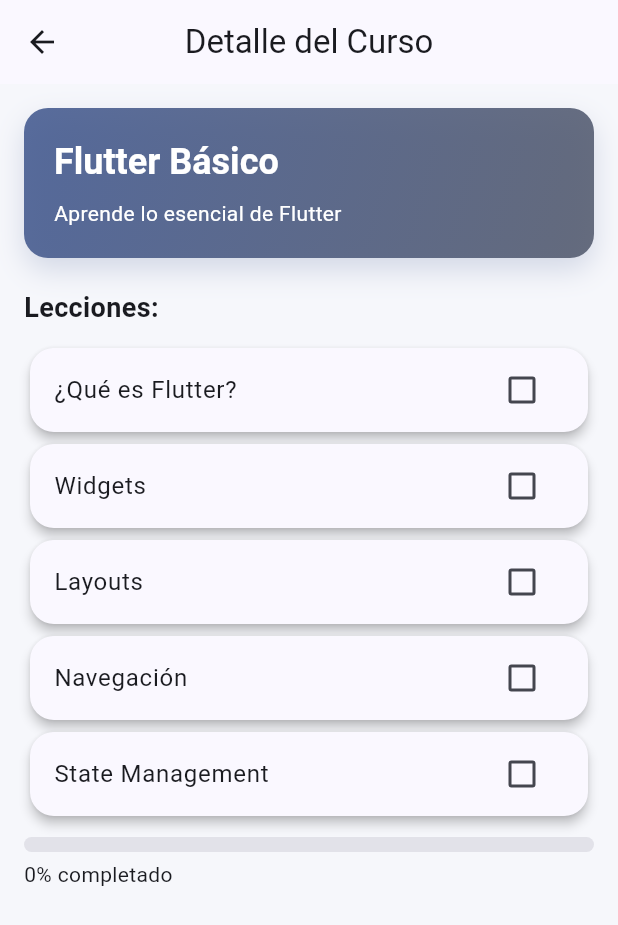
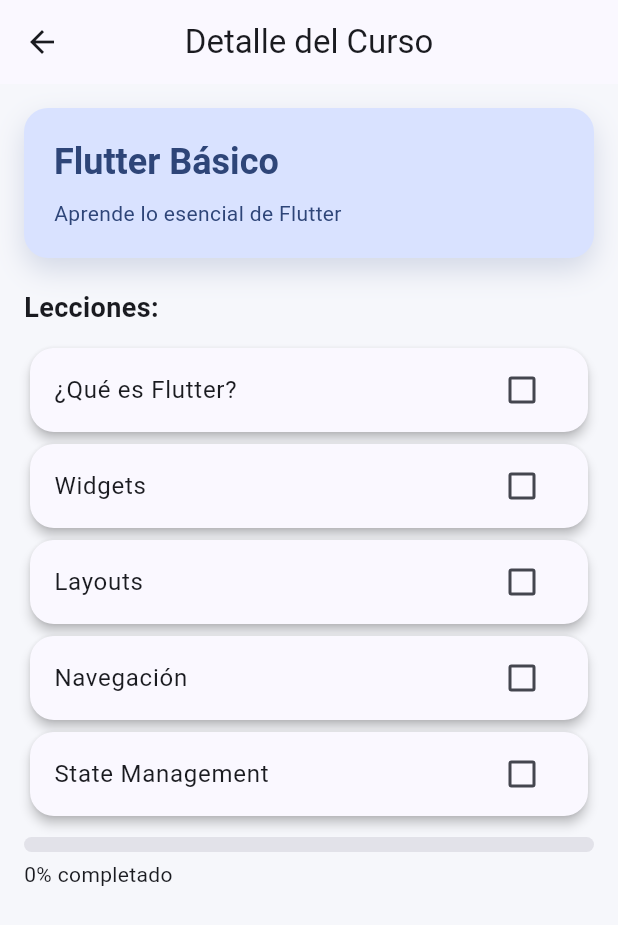
Before and after one commit to UbeimarY/TallerGetX, a Flutter app: the screen it shows after launch, after a tap on "Flutter Básico", on a phone screen of 412 x 824 dp. Shown: the top 925 px of the screen. Run offline on Flutter 3.47's test engine with Material 3 defaults, Android fonts, the phone set to English and light mode, and no system bars; our stand-ins replace get.

Commit message:
Mejoras finales de diseño

```diff
--- a/lib/pages/course_detail_page.dart
+++ b/lib/pages/course_detail_page.dart
@@ -29,14 +29,7 @@
                 width: double.infinity,
                 padding: const EdgeInsets.all(20),
                 decoration: BoxDecoration(
-                  gradient: LinearGradient(
-                    colors: [
-                      colors.primary.withValues(alpha: 0.9),
-                      colors.secondary.withValues(alpha: 0.9),
-                    ],
-                    begin: Alignment.topLeft,
-                    end: Alignment.bottomRight,
-                  ),
+                  color: colors.primaryContainer,
                   borderRadius: BorderRadius.circular(16),
                   boxShadow: [
                     BoxShadow(
@@ -53,16 +46,16 @@
                       course.title,
                       style: Theme.of(context).textTheme.headlineSmall
                           ?.copyWith(
-                            color: colors.onPrimary,
+                            color: colors.onPrimaryContainer,
                             fontWeight: FontWeight.bold,
                           ),
                     ),
                     const SizedBox(height: 8),
                     Text(
                       course.description,
-                      style: Theme.of(
-                        context,
-                      ).textTheme.bodyMedium?.copyWith(color: colors.onPrimary),
+                      style: Theme.of(context).textTheme.bodyMedium?.copyWith(
+                        color: colors.onPrimaryContainer,
+                      ),
                     ),
                   ],
                 ),
--- a/lib/pages/home_page.dart
+++ b/lib/pages/home_page.dart
@@ -11,26 +11,30 @@
 
   @override
   Widget build(BuildContext context) {
-    final colors = Theme.of(context).colorScheme;
     return Scaffold(
       appBar: AppBar(
         title: const Text("Cursos Disponibles"),
         centerTitle: true,
       ),
-      body: Container(
-        decoration: BoxDecoration(
-          gradient: LinearGradient(
-            colors: [
-              colors.surface,
-              colors.surfaceContainerHighest.withValues(alpha: 0.6),
-            ],
-            begin: Alignment.topCenter,
-            end: Alignment.bottomCenter,
+      body: Obx(() {
+        return Padding(
+          padding: const EdgeInsets.all(16),
+          child: Column(
+            crossAxisAlignment: CrossAxisAlignment.start,
+            children: [
+              Text(
+                "Explora cursos",
+                style: Theme.of(context).textTheme.headlineSmall?.copyWith(
+                  fontWeight: FontWeight.bold,
                 ),
               ),
-        child: Obx(() {
-          return Padding(
-            padding: const EdgeInsets.all(16),
+              const SizedBox(height: 8),
+              Text(
+                "Aprende con rutas claras, sin distracciones",
+                style: Theme.of(context).textTheme.bodyMedium,
+              ),
+              const SizedBox(height: 16),
+              Expanded(
                 child: GridView.builder(
                   gridDelegate: const SliverGridDelegateWithFixedCrossAxisCount(
                     crossAxisCount: 2,
@@ -51,9 +55,11 @@
                     );
                   },
                 ),
+              ),
+            ],
+          ),
         );
       }),
-      ),
     );
   }
 }
--- a/lib/widgets/course_card.dart
+++ b/lib/widgets/course_card.dart
@@ -21,17 +21,10 @@
       child: Ink(
         decoration: BoxDecoration(
           borderRadius: BorderRadius.circular(16),
-          gradient: LinearGradient(
-            colors: [
-              colors.primary.withValues(alpha: 0.85),
-              colors.secondary.withValues(alpha: 0.85),
-            ],
-            begin: Alignment.topLeft,
-            end: Alignment.bottomRight,
-          ),
+          color: colors.primaryContainer,
           boxShadow: [
             BoxShadow(
-              color: colors.primary.withValues(alpha: 0.25),
+              color: colors.primary.withValues(alpha: 0.2),
               blurRadius: 16,
               offset: const Offset(0, 8),
             ),
@@ -46,16 +39,16 @@
                 children: [
                   Container(
                     decoration: BoxDecoration(
-                      color: colors.onPrimary.withValues(alpha: 0.15),
+                      color: colors.onPrimaryContainer.withValues(alpha: 0.12),
                       borderRadius: BorderRadius.circular(12),
                     ),
                     padding: const EdgeInsets.all(10),
-                    child: Icon(Icons.school, color: colors.onPrimary),
+                    child: Icon(Icons.school, color: colors.onPrimaryContainer),
                   ),
                   const Spacer(),
                   Icon(
                     Icons.arrow_forward_ios,
-                    color: colors.onPrimary,
+                    color: colors.onPrimaryContainer,
                     size: 16,
                   ),
                 ],
@@ -66,7 +59,7 @@
                 maxLines: 2,
                 overflow: TextOverflow.ellipsis,
                 style: Theme.of(context).textTheme.titleLarge?.copyWith(
-                  color: colors.onPrimary,
+                  color: colors.onPrimaryContainer,
                   fontWeight: FontWeight.bold,
                 ),
               ),
@@ -76,7 +69,7 @@
                 maxLines: 2,
                 overflow: TextOverflow.ellipsis,
                 style: Theme.of(context).textTheme.bodyMedium?.copyWith(
-                  color: colors.onPrimary.withValues(alpha: 0.9),
+                  color: colors.onPrimaryContainer.withValues(alpha: 0.9),
                 ),
               ),
             ],
```
Lines whose indentation alone changed are shown as unchanged.
